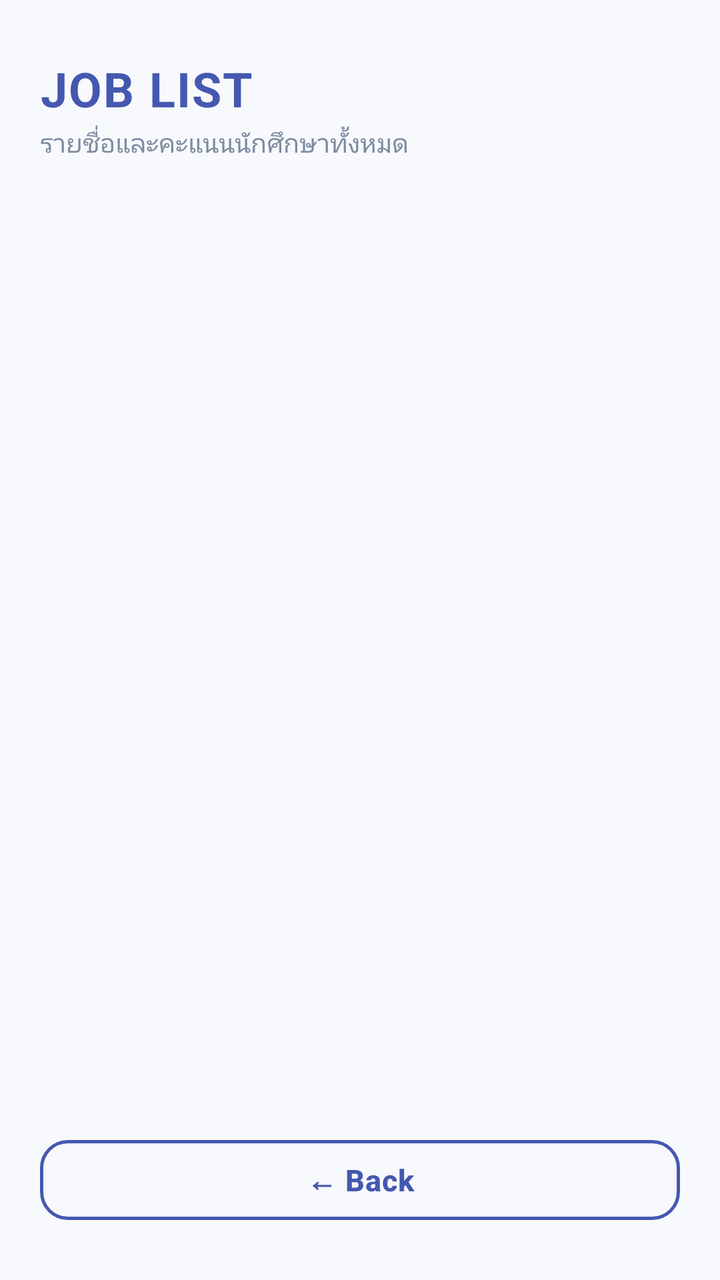
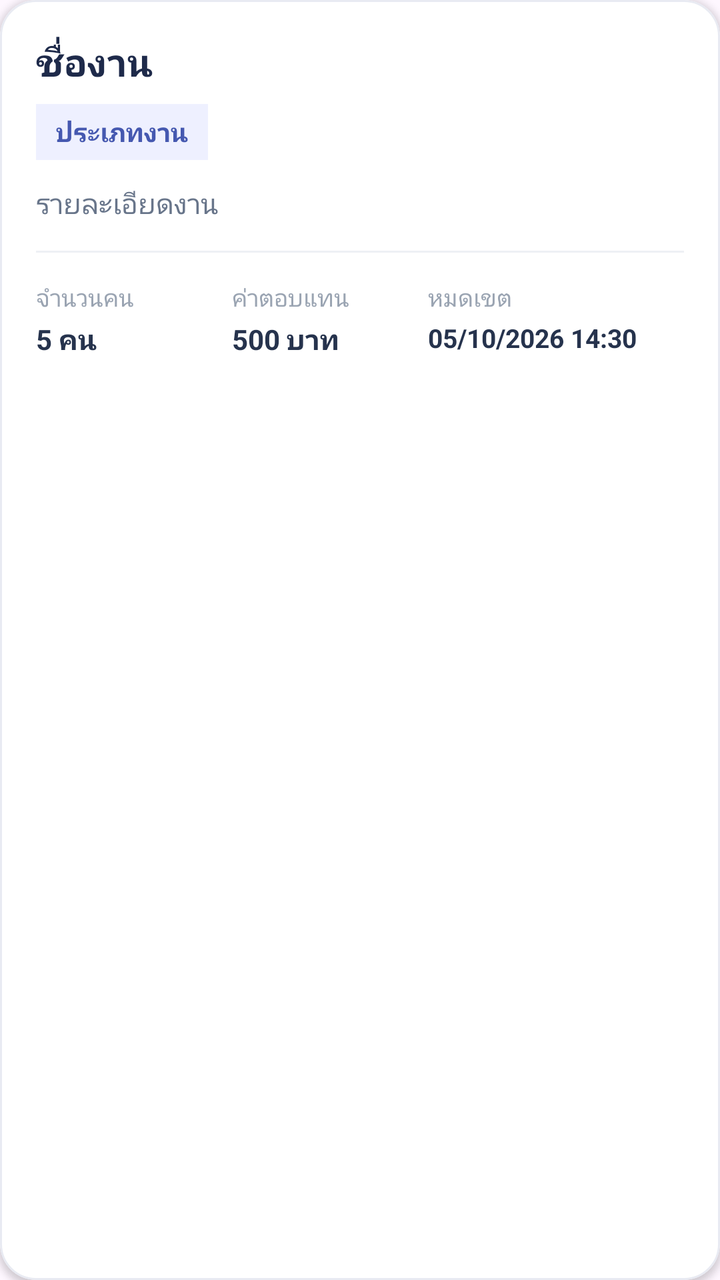

Two renders of the same Android screen: before a commit and after it. Below are the layout's source before the change and the commit's diff.
<!-- AndroidManifest.xml: application theme Theme.MorMeeNgan -->
<!-- res/layout/activity_listjob.xml -->
<?xml version="1.0" encoding="utf-8"?>
<LinearLayout xmlns:android="http://schemas.android.com/apk/res/android"
    xmlns:app="http://schemas.android.com/apk/res-auto"
    android:layout_width="match_parent"
    android:layout_height="match_parent"
    android:background="#F8F9FD"
    android:orientation="vertical">


    <LinearLayout
        android:layout_width="match_parent"
        android:layout_height="wrap_content"
        android:orientation="vertical"
        android:paddingHorizontal="20dp"
        android:paddingTop="28dp"
        android:paddingBottom="12dp">

        <TextView
            android:id="@+id/tvListTitle"
            android:layout_width="wrap_content"
            android:layout_height="wrap_content"
            android:letterSpacing="0.03"
            android:text="JOB LIST"
            android:textColor="#4558B0"
            android:textSize="24sp"
            android:textStyle="bold" />

        <TextView
            android:id="@+id/tvListSubtitle"
            android:layout_width="wrap_content"
            android:layout_height="wrap_content"
            android:layout_marginTop="2dp"
            android:text="รายชื่อและคะแนนนักศึกษาทั้งหมด"
            android:textColor="#7C8BA0"
            android:textSize="13sp" />
    </LinearLayout>


    <ListView
        android:id="@+id/listView"
        android:layout_width="match_parent"
        android:layout_height="0dp"
        android:layout_weight="1"
        android:clipToPadding="false"
        android:divider="#E2E8F0"
        android:dividerHeight="1dp"
        android:paddingHorizontal="16dp"
        android:paddingVertical="8dp" />


    <Button
        android:id="@+id/btnBack"
        style="@style/Widget.MaterialComponents.Button.OutlinedButton"
        android:layout_width="match_parent"
        android:layout_height="52dp"
        android:layout_marginHorizontal="20dp"
        android:layout_marginTop="12dp"
        android:layout_marginBottom="24dp"
        android:letterSpacing="0.02"
        android:text="← Back"
        android:textAllCaps="false"
        android:textColor="#4558B0"
        android:textSize="15sp"
        android:textStyle="bold"
        app:cornerRadius="14dp"
        app:strokeColor="#4558B0"
        app:strokeWidth="1.5dp" />

</LinearLayout>
<!-- resources referenced by this layout -->
<resources>
  <style name="Theme.MorMeeNgan" parent="Base.Theme.MorMeeNgan" />
  <style name="Base.Theme.MorMeeNgan" parent="Theme.Material3.DayNight.NoActionBar">
          
          
      </style>
</resources>

<!-- the commit's change to res/layout/activity_listjob.xml (unified diff, before → after) -->
@@ -1,69 +1,162 @@
 <?xml version="1.0" encoding="utf-8"?>
-<LinearLayout xmlns:android="http://schemas.android.com/apk/res/android"
+<com.google.android.material.card.MaterialCardView
+    xmlns:android="http://schemas.android.com/apk/res/android"
     xmlns:app="http://schemas.android.com/apk/res-auto"
     android:layout_width="match_parent"
-    android:layout_height="match_parent"
-    android:background="#F8F9FD"
-    android:orientation="vertical">
-
+    android:layout_height="wrap_content"
+    android:layout_marginBottom="12dp"
+    app:cardBackgroundColor="#FFFFFF"
+    app:cardCornerRadius="18dp"
+    app:cardElevation="2dp"
+    app:strokeColor="#E8EAF2"
+    app:strokeWidth="1dp">
 
     <LinearLayout
         android:layout_width="match_parent"
         android:layout_height="wrap_content"
         android:orientation="vertical"
-        android:paddingHorizontal="20dp"
-        android:paddingTop="28dp"
-        android:paddingBottom="12dp">
+        android:padding="18dp">
+
+        
 
         <TextView
-            android:id="@+id/tvListTitle"
+            android:id="@+id/tvJobTitle"
+            android:layout_width="match_parent"
+            android:layout_height="wrap_content"
+            android:text="ชื่องาน"
+            android:textColor="#1E2A4A"
+            android:textSize="19sp"
+            android:textStyle="bold"
+            android:maxLines="2"
+            android:ellipsize="end" />
+
+        
+
+        <TextView
+            android:id="@+id/tvJobType"
             android:layout_width="wrap_content"
             android:layout_height="wrap_content"
-            android:letterSpacing="0.03"
-            android:text="JOB LIST"
+            android:layout_marginTop="8dp"
+            android:text="ประเภทงาน"
             android:textColor="#4558B0"
-            android:textSize="24sp"
-            android:textStyle="bold" />
+            android:textSize="13sp"
+            android:textStyle="bold"
+            android:background="#EEF0FF"
+            android:paddingStart="10dp"
+            android:paddingEnd="10dp"
+            android:paddingTop="5dp"
+            android:paddingBottom="5dp" />
+
+        
 
         <TextView
-            android:id="@+id/tvListSubtitle"
-            android:layout_width="wrap_content"
+            android:id="@+id/tvJobDescription"
+            android:layout_width="match_parent"
             android:layout_height="wrap_content"
-            android:layout_marginTop="2dp"
-            android:text="รายชื่อและคะแนนนักศึกษาทั้งหมด"
-            android:textColor="#7C8BA0"
-            android:textSize="13sp" />
+            android:layout_marginTop="12dp"
+            android:text="รายละเอียดงาน"
+            android:textColor="#68758A"
+            android:textSize="14sp"
+            android:maxLines="2"
+            android:ellipsize="end" />
+
+        
+
+        <View
+            android:layout_width="match_parent"
+            android:layout_height="1dp"
+            android:layout_marginTop="14dp"
+            android:layout_marginBottom="14dp"
+            android:background="#EEF0F5" />
+
+        
+
+        <LinearLayout
+            android:layout_width="match_parent"
+            android:layout_height="wrap_content"
+            android:orientation="horizontal">
+
+            <LinearLayout
+                android:layout_width="0dp"
+                android:layout_height="wrap_content"
+                android:layout_weight="1"
+                android:orientation="vertical">
+
+                <TextView
+                    android:layout_width="wrap_content"
+                    android:layout_height="wrap_content"
+                    android:text="จำนวนคน"
+                    android:textColor="#9AA4B2"
+                    android:textSize="12sp" />
+
+                <TextView
+                    android:id="@+id/tvPeopleCount"
+                    android:layout_width="wrap_content"
+                    android:layout_height="wrap_content"
+                    android:layout_marginTop="3dp"
+                    android:text="5 คน"
+                    android:textColor="#26334D"
+                    android:textSize="14sp"
+                    android:textStyle="bold" />
+
+            </LinearLayout>
+
+
+            <LinearLayout
+                android:layout_width="0dp"
+                android:layout_height="wrap_content"
+                android:layout_weight="1"
+                android:orientation="vertical">
+
+                <TextView
+                    android:layout_width="wrap_content"
+                    android:layout_height="wrap_content"
+                    android:text="ค่าตอบแทน"
+                    android:textColor="#9AA4B2"
+                    android:textSize="12sp" />
+
+                <TextView
+                    android:id="@+id/tvSalary"
+                    android:layout_width="wrap_content"
+                    android:layout_height="wrap_content"
+                    android:layout_marginTop="3dp"
+                    android:text="500 บาท"
+                    android:textColor="#26334D"
+                    android:textSize="14sp"
+                    android:textStyle="bold" />
+
+            </LinearLayout>
+
+
+            <LinearLayout
+                android:layout_width="0dp"
+                android:layout_height="wrap_content"
+                android:layout_weight="1.3"
+                android:orientation="vertical">
+
+                <TextView
+                    android:layout_width="wrap_content"
+                    android:layout_height="wrap_content"
+                    android:text="หมดเขต"
+                    android:textColor="#9AA4B2"
+                    android:textSize="12sp" />
+
+                <TextView
+                    android:id="@+id/tvDeadline"
+                    android:layout_width="wrap_content"
+                    android:layout_height="wrap_content"
+                    android:layout_marginTop="3dp"
+                    android:text="05/10/2026 14:30"
+                    android:textColor="#26334D"
+                    android:textSize="13sp"
+                    android:textStyle="bold"
+                    android:maxLines="1"
+                    android:ellipsize="end" />
+
+            </LinearLayout>
+
+        </LinearLayout>
+
     </LinearLayout>
 
-
-    <ListView
-        android:id="@+id/listView"
-        android:layout_width="match_parent"
-        android:layout_height="0dp"
-        android:layout_weight="1"
-        android:clipToPadding="false"
-        android:divider="#E2E8F0"
-        android:dividerHeight="1dp"
-        android:paddingHorizontal="16dp"
-        android:paddingVertical="8dp" />
-
-
-    <Button
-        android:id="@+id/btnBack"
-        style="@style/Widget.MaterialComponents.Button.OutlinedButton"
-        android:layout_width="match_parent"
-        android:layout_height="52dp"
-        android:layout_marginHorizontal="20dp"
-        android:layout_marginTop="12dp"
-        android:layout_marginBottom="24dp"
-        android:letterSpacing="0.02"
-        android:text="← Back"
-        android:textAllCaps="false"
-        android:textColor="#4558B0"
-        android:textSize="15sp"
-        android:textStyle="bold"
-        app:cornerRadius="14dp"
-        app:strokeColor="#4558B0"
-        app:strokeWidth="1.5dp" />
-
-</LinearLayout>
+</com.google.android.material.card.MaterialCardView>
